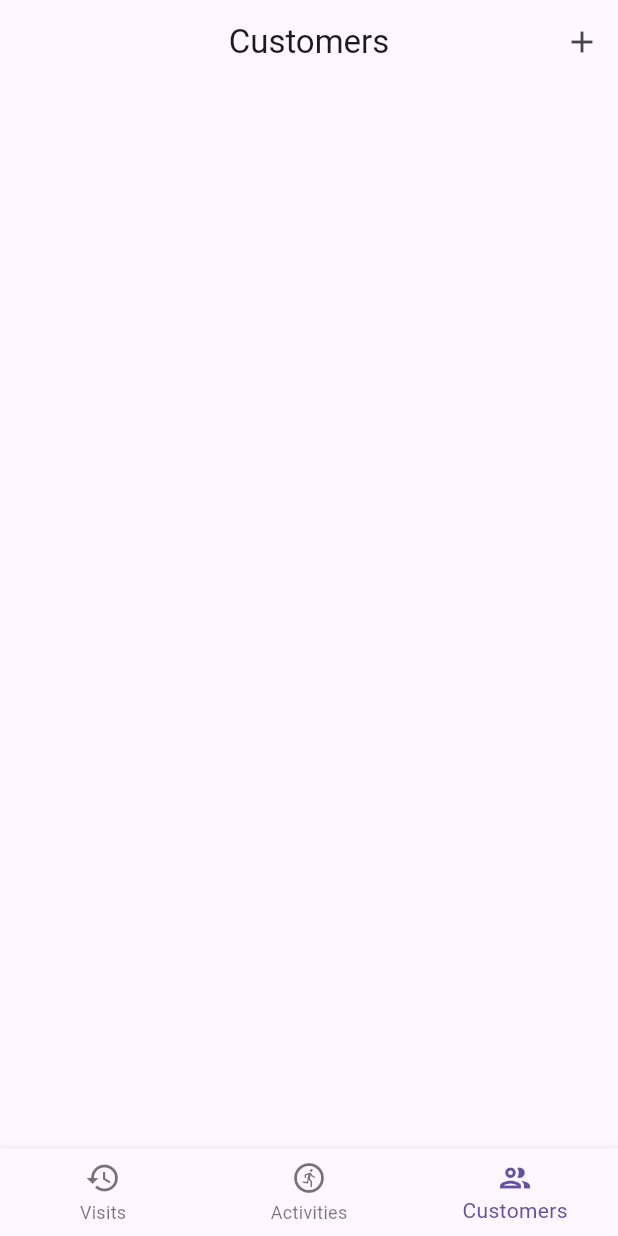
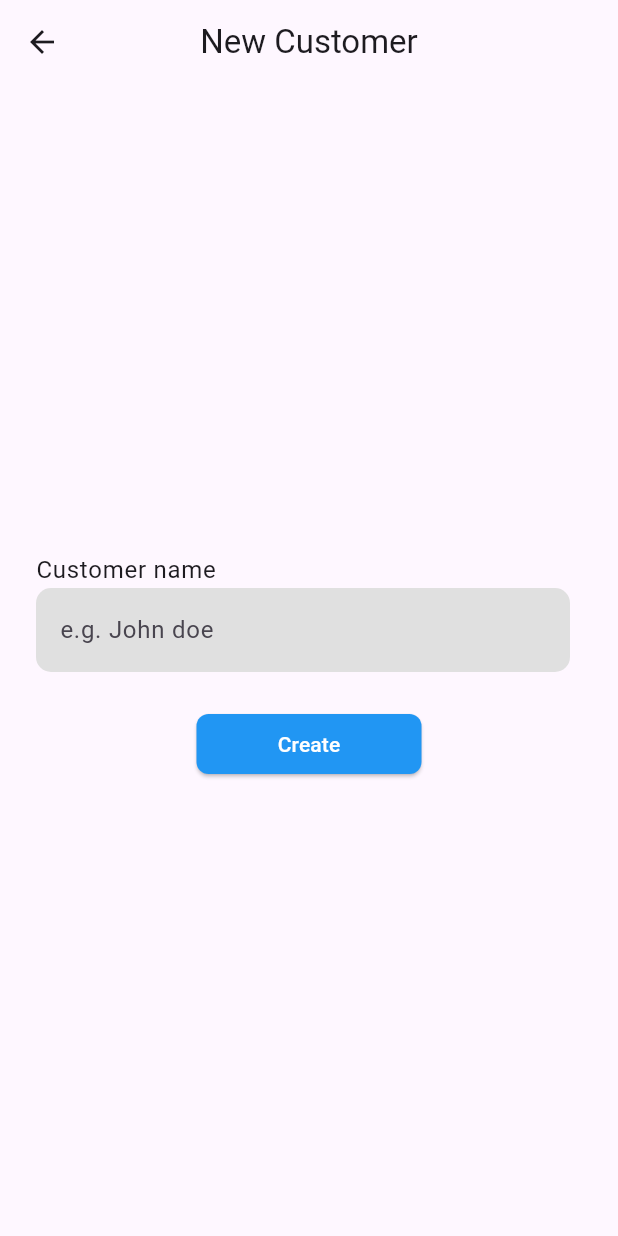
Before and after one commit to bruc3balo/sales_rep_visit_tracker_feature, a Flutter app: the screen it shows after launch, item 3 of the bottom bar chosen, after a tap on the "add" icon, on a phone screen of 412 x 824 dp. Run offline on Flutter 3.47's test engine with Material 3 defaults, Android fonts, the phone set to English and light mode, and no system bars; our stand-ins replace badges, dio, get_it, hive, hive_flutter; accounts and stored records are empty; network calls fail.

Commit message:
customer crud

```diff
--- a/lib/data/services/networking/apis/customer/customer_supabase_api.dart
+++ b/lib/data/services/networking/apis/customer/customer_supabase_api.dart
@@ -43,7 +43,7 @@ class CustomerSupabaseApi {
       uri: Uri.parse(_baseUrl).replace(
         queryParameters: {
           if (likeName != null) "name": 'ilike.*$likeName*',
-          if (equalName != null) "name": 'eq.$likeName',
+          if (equalName != null) "name": 'eq.$equalName',
           "limit": pageSize.toString(),
           "offset": (page * pageSize).toString(),
           if (order != null) "order": order,
@@ -86,7 +86,7 @@ class CustomerSupabaseApi {
       },
       method: HttpMethod.patch,
       data: {
-        if (name != null) "description": name,
+        if (name != null) "name": name,
       },
     );
     return _networkService.sendJsonRequest(request: request);
--- a/lib/presentation/features/activities/edit_activity/view/edit_activity_screen.dart
+++ b/lib/presentation/features/activities/edit_activity/view/edit_activity_screen.dart
@@ -47,7 +47,7 @@ class EditActivityScreen extends StatelessWidget {
                         subtitle: TextFormField(
                           controller: descriptionController..text = state.activity.description,
                           decoration: InputDecoration(
-                            hintText: "e.g. Networking",
+                            hintText: state.activity.description,
                           ),
                         ),
                       ),
@@ -88,7 +88,7 @@ class EditActivityScreen extends StatelessWidget {
                       style: Theme.of(context).textTheme.headlineMedium,
                     ),
                     ElevatedButton(
-                      onPressed: Navigator.of(context).pop,
+                      onPressed: () => Navigator.of(context).pop(state.activity),
                       child: Text("Close"),
                     ),
                   ],
--- a/lib/presentation/features/activities/view_activities/view_model/view_activities_view_model.dart
+++ b/lib/presentation/features/activities/view_activities/view_model/view_activities_view_model.dart
@@ -55,6 +55,11 @@ class ViewActivitiesViewModel extends ChangeNotifier {
     }
   }
 
+  void updateItem(Activity activity) {
+    _activities.removeWhere((a) => a.id == activity.id);
+    _activities.add(activity);
+    notifyListeners();
+  }
 
   Future<void> deleteActivity({
     required Activity activity,
--- a/lib/presentation/features/customers/add_customer/model/add_customer_models.dart
+++ b/lib/presentation/features/customers/add_customer/model/add_customer_models.dart
@@ -0,0 +1,13 @@
+import 'package:sales_rep_visit_tracker_feature/data/models/domain/domain_models.dart';
+
+sealed class AddCustomerState {}
+
+final class InitialAddCustomerState extends AddCustomerState {}
+
+final class LoadingAddCustomerState extends AddCustomerState {}
+
+final class SuccessAddCustomerState extends AddCustomerState {
+  final Customer customer;
+
+  SuccessAddCustomerState({required this.customer});
+}
--- a/lib/presentation/features/customers/add_customer/view/add_customer_screen.dart
+++ b/lib/presentation/features/customers/add_customer/view/add_customer_screen.dart
@@ -0,0 +1,84 @@
+import 'package:flutter/material.dart';
+import 'package:sales_rep_visit_tracker_feature/presentation/core/ui/components/components.dart';
+import 'package:sales_rep_visit_tracker_feature/presentation/features/customers/add_customer/model/add_customer_models.dart';
+import 'package:sales_rep_visit_tracker_feature/presentation/features/customers/add_customer/view_model/add_customer_view_model.dart';
+
+class AddCustomerScreen extends StatelessWidget {
+  AddCustomerScreen({
+    required this.addCustomerViewModel,
+    super.key,
+  });
+
+  final AddCustomerViewModel addCustomerViewModel;
+  final TextEditingController nameController = TextEditingController();
+
+  @override
+  Widget build(BuildContext context) {
+    return Scaffold(
+      appBar: AppBar(
+        title: Text("New Customer"),
+      ),
+      body: Center(
+        child: ListenableBuilder(
+          listenable: addCustomerViewModel,
+          builder: (_, __) {
+            var state = addCustomerViewModel.state;
+            switch(state) {
+
+              case InitialAddCustomerState():
+                return Column(
+                  mainAxisAlignment: MainAxisAlignment.center,
+                  crossAxisAlignment: CrossAxisAlignment.center,
+                  children: [
+                    Padding(
+                      padding: const EdgeInsets.all(8.0),
+                      child: ListTile(
+                        title: Text("Customer name"),
+                        subtitle: TextFormField(
+                          controller: nameController,
+                          decoration: InputDecoration(
+                            hintText: "e.g. John doe",
+                          ),
+                        ),
+                      ),
+                    ),
+
+                    Padding(
+                      padding: const EdgeInsets.all(8.0),
+                      child: ElevatedButton(
+                        onPressed: () {
+                          String name = nameController.text;
+                          if(name.isEmpty) return;
+
+                          addCustomerViewModel.addCustomer(name);
+                        },
+                        child: Text("Create"),
+                      ),
+                    ),
+                  ],
+                );
+
+              case LoadingAddCustomerState():
+                return InfiniteLoader();
+
+              case SuccessAddCustomerState():
+                return Column(
+                  mainAxisAlignment: MainAxisAlignment.center,
+                  crossAxisAlignment: CrossAxisAlignment.center,
+                  children: [
+                    Text("'${state.customer.name}' added",
+                      style: Theme.of(context).textTheme.bodyLarge,
+                    ),
+                    ElevatedButton(
+                      onPressed: Navigator.of(context).pop,
+                      child: Text("Close"),
+                    ),
+                  ],
+                );
+            }
+          },
+        ),
+      ),
+    );
+  }
+}
--- a/lib/presentation/features/customers/add_customer/view_model/add_customer_view_model.dart
+++ b/lib/presentation/features/customers/add_customer/view_model/add_customer_view_model.dart
@@ -0,0 +1,52 @@
+import 'dart:async';
+
+import 'package:flutter/material.dart';
+import 'package:sales_rep_visit_tracker_feature/data/models/domain/domain_models.dart';
+import 'package:sales_rep_visit_tracker_feature/data/repositories/customer/remote_customer_repository.dart';
+import 'package:sales_rep_visit_tracker_feature/data/utils/task_result.dart';
+import 'package:sales_rep_visit_tracker_feature/data/utils/toast_message.dart';
+import 'package:sales_rep_visit_tracker_feature/presentation/features/customers/add_customer/model/add_customer_models.dart';
+
+class AddCustomerViewModel extends ChangeNotifier {
+  final RemoteCustomerRepository _remoteCustomerRepository;
+  final StreamController<ToastMessage> _toastStream = StreamController.broadcast();
+  AddCustomerState _state = InitialAddCustomerState();
+
+  AddCustomerViewModel({
+    required RemoteCustomerRepository remoteCustomerRepository
+  }) : _remoteCustomerRepository = remoteCustomerRepository;
+
+
+  AddCustomerState get state => _state;
+
+
+  Future<void> addCustomer(String name) async {
+    if(_state is! InitialAddCustomerState) return;
+
+    try {
+      _state = LoadingAddCustomerState();
+      notifyListeners();
+
+      var result = await _remoteCustomerRepository.createCustomer(
+        name: name,
+      );
+
+
+      switch(result) {
+
+        case ErrorResult<Customer>():
+          _toastStream.add(ErrorMessage(message: result.error));
+          _state = InitialAddCustomerState();
+          break;
+        case SuccessResult<Customer>():
+          _toastStream.add(SuccessMessage(message: result.message));
+          _state = SuccessAddCustomerState(customer: result.data);
+          break;
+      }
+
+
+    } finally {
+      notifyListeners();
+    }
+  }
+}
--- a/lib/presentation/features/customers/edit_customer/model/edit_customer_model.dart
+++ b/lib/presentation/features/customers/edit_customer/model/edit_customer_model.dart
@@ -0,0 +1,19 @@
+import 'package:sales_rep_visit_tracker_feature/data/models/domain/domain_models.dart';
+
+sealed class EditCustomerState {}
+
+final class InitialEditCustomerState extends EditCustomerState {
+  final Customer customer;
+
+  InitialEditCustomerState({
+    required this.customer,
+  });
+}
+
+final class LoadingEditCustomerState extends EditCustomerState {}
+
+final class SuccessEditCustomerState extends EditCustomerState {
+  final Customer customer;
+
+  SuccessEditCustomerState({required this.customer});
+}
--- a/lib/presentation/features/customers/edit_customer/view_model/edit_customer_view_model.dart
+++ b/lib/presentation/features/customers/edit_customer/view_model/edit_customer_view_model.dart
@@ -0,0 +1,56 @@
+import 'dart:async';
+
+import 'package:flutter/material.dart';
+import 'package:sales_rep_visit_tracker_feature/data/models/domain/domain_models.dart';
+import 'package:sales_rep_visit_tracker_feature/data/repositories/customer/remote_customer_repository.dart';
+import 'package:sales_rep_visit_tracker_feature/data/utils/task_result.dart';
+import 'package:sales_rep_visit_tracker_feature/data/utils/toast_message.dart';
+import 'package:sales_rep_visit_tracker_feature/presentation/features/customers/edit_customer/model/edit_customer_model.dart';
+
+class EditCustomerViewModel extends ChangeNotifier {
+  final RemoteCustomerRepository _remoteCustomerRepository;
+  final Customer _customer;
+  final StreamController<ToastMessage> _toastStream = StreamController.broadcast();
+  late EditCustomerState _state = InitialEditCustomerState(
+    customer: _customer,
+  );
+
+  EditCustomerViewModel({
+    required RemoteCustomerRepository remoteCustomerRepository,
+    required Customer customer,
+  }) : _remoteCustomerRepository = remoteCustomerRepository, _customer = customer;
+
+
+  EditCustomerState get state => _state;
+
+
+  Future<void> editCustomer(String name) async {
+    if(_state is! InitialEditCustomerState) return;
+
+    try {
+      _state = LoadingEditCustomerState();
+      notifyListeners();
+
+      var result = await _remoteCustomerRepository.updateCustomer(
+        customerId: _customer.id,
+        name: name,
+      );
+
+
+      switch(result) {
+
+        case ErrorResult<Customer>():
+          _toastStream.add(ErrorMessage(message: result.error));
+          _state = InitialEditCustomerState(customer: _customer);
+          break;
+        case SuccessResult<Customer>():
+          _toastStream.add(SuccessMessage(message: result.message));
+          _state = SuccessEditCustomerState(customer: result.data);
+          break;
+      }
+
+    } finally {
+      notifyListeners();
+    }
+  }
+}
--- a/lib/presentation/features/customers/view_customers/model/view_customers_model.dart
+++ b/lib/presentation/features/customers/view_customers/model/view_customers_model.dart
@@ -1,9 +1,20 @@
+import 'package:sales_rep_visit_tracker_feature/data/models/domain/domain_models.dart';
+
+// ViewCustomersState
 sealed class ViewCustomersState {}
+class LoadingViewCustomerState extends ViewCustomersState {}
+class LoadedViewCustomerState extends ViewCustomersState {}
 
-class LoadingViewCustomerState extends ViewCustomersState {
+// DeleteCustomerState
+sealed class DeleteCustomerState {}
+class InitialDeleteCustomerState extends DeleteCustomerState {}
+class LoadingDeleteCustomerState extends DeleteCustomerState {
+  final Customer customer;
 
+  LoadingDeleteCustomerState({required this.customer});
 }
 
-class LoadedViewCustomerState extends ViewCustomersState {
-
+enum CustomerTileMenuItem {
+  edit,
+  delete;
 }
--- a/lib/presentation/features/customers/view_customers/view_model/view_customers_view_model.dart
+++ b/lib/presentation/features/customers/view_customers/view_model/view_customers_view_model.dart
@@ -16,6 +16,7 @@ class ViewCustomersViewModel extends ChangeNotifier {
   );
   final StreamController<ToastMessage> _toastController = StreamController.broadcast();
   ViewCustomersState _itemsState = LoadedViewCustomerState();
+  DeleteCustomerState _deleteState = InitialDeleteCustomerState();
 
   ViewCustomersViewModel({
     required RemoteCustomerRepository customerRepository,
@@ -24,6 +25,7 @@ class ViewCustomersViewModel extends ChangeNotifier {
   }
 
   ViewCustomersState get itemsState => _itemsState;
+  DeleteCustomerState get deleteState => _deleteState;
 
   List<Customer> get customers => UnmodifiableListView(_customers);
 
@@ -51,6 +53,44 @@ class ViewCustomersViewModel extends ChangeNotifier {
     }
   }
 
+  void updateItem(Customer customer) {
+    _customers.removeWhere((a) => a.id == customer.id);
+    _customers.add(customer);
+    notifyListeners();
+  }
+
+  Future<void> deleteCustomer({
+    required Customer customer,
+  }) async {
+    if (_deleteState is LoadingDeleteCustomerState) return;
+
+    try {
+      _deleteState = LoadingDeleteCustomerState(customer: customer);
+      notifyListeners();
+
+      var result = await _customerRepository.deleteCustomerById(
+        customerId: customer.id,
+      );
+
+      switch(result) {
+
+        case ErrorResult<void>():
+          _toastController.add(ErrorMessage(message: result.error));
+          break;
+
+        case SuccessResult<void>():
+          _customers.remove(customer);
+          _toastController.add(SuccessMessage(message: result.message));
+          break;
+      }
+
+    } finally {
+      _deleteState = InitialDeleteCustomerState();
+      notifyListeners();
+    }
+
+  }
+
   Future<void> refresh() async {
     if (_itemsState is! LoadedViewCustomerState) return;
     _page = 0;
--- a/lib/presentation/features/home/view/home_screen.dart
+++ b/lib/presentation/features/home/view/home_screen.dart
@@ -45,6 +45,9 @@ class HomeScreen extends StatelessWidget {
                       );
                       break;
                     case HomePages.customers:
+                      Navigator.of(context).pushNamed(
+                        AppRoutes.addCustomer.path,
+                      );
                       break;
                   }
                 },
@@ -69,6 +72,7 @@ class HomeScreen extends StatelessWidget {
                 ),
               ),
             HomePages.customers => ViewCustomersScreen(
+              remoteCustomerRepository: GetIt.I(),
                 viewCustomersViewModel: ViewCustomersViewModel(
                   customerRepository: GetIt.I(),
                 ),
--- a/lib/presentation/routing/routes.dart
+++ b/lib/presentation/routing/routes.dart
@@ -5,6 +5,8 @@ import 'package:sales_rep_visit_tracker_feature/domain/use_cases/add_a_new_visit
 import 'package:sales_rep_visit_tracker_feature/presentation/features/activities/add_activity/view/add_activity_screen.dart';
 import 'package:sales_rep_visit_tracker_feature/presentation/features/activities/add_activity/view_model/add_activity_view_model.dart';
 import 'package:sales_rep_visit_tracker_feature/presentation/features/activities/search_activities/view_model/search_activities_view_model.dart';
+import 'package:sales_rep_visit_tracker_feature/presentation/features/customers/add_customer/view/add_customer_screen.dart';
+import 'package:sales_rep_visit_tracker_feature/presentation/features/customers/add_customer/view_model/add_customer_view_model.dart';
 import 'package:sales_rep_visit_tracker_feature/presentation/features/customers/search_customers/view_model/search_customers_view_model.dart';
 import 'package:sales_rep_visit_tracker_feature/presentation/features/home/view/home_screen.dart';
 import 'package:sales_rep_visit_tracker_feature/presentation/features/home/view_model/home_view_model.dart';
@@ -20,6 +22,7 @@ enum AppRoutes {
   home("/home"),
   addVisit("/addVisit"),
   addActivity("/addActivity"),
+  addCustomer("/addCustomer"),
   visitDetails("/visitDetails");
 
   final String path;
@@ -60,6 +63,11 @@ extension RoutePage on AppRoutes {
               remoteActivityRepository: GetIt.I(),
           ),
       ),
+      AppRoutes.addCustomer => AddCustomerScreen(
+          addCustomerViewModel: AddCustomerViewModel(
+            remoteCustomerRepository: GetIt.I(),
+          ),
+      ),
     };
   }
 }
```
Also changed, not shown: lib/domain/repository_impl/customer/supabase_remote_customer_repository.dart (+18 -6 lines), lib/presentation/features/activities/view_activities/view/view_activities_screen.dart (+6 -2 lines), lib/presentation/features/customers/edit_customer/view/edit_customer_screen.dart (+103 -0 lines), lib/presentation/features/customers/view_customers/view/view_customers_screen.dart (+67 -0 lines).
